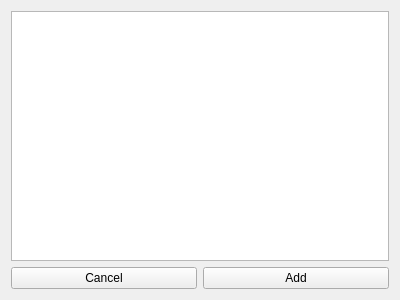
Qt form windows/widgets/add_order_form.ui (Belyashi/LogisticTask) before a commit.
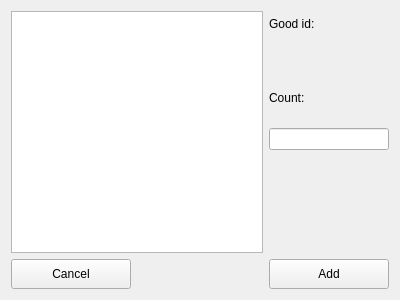
The same form after that commit.

The edit to the form file:
```diff
--- a/windows/widgets/add_order_form.ui
+++ b/windows/widgets/add_order_form.ui
@@ -14,22 +14,128 @@
    <string>Form</string>
   </property>
   <layout class="QGridLayout" name="gridLayout">
-   <item row="1" column="0">
+   <item row="0" column="2">
+    <widget class="QLabel" name="label">
+     <property name="minimumSize">
+      <size>
+       <width>120</width>
+       <height>25</height>
+      </size>
+     </property>
+     <property name="maximumSize">
+      <size>
+       <width>120</width>
+       <height>25</height>
+      </size>
+     </property>
+     <property name="text">
+      <string>Good id:</string>
+     </property>
+    </widget>
+   </item>
+   <item row="8" column="0">
     <widget class="QPushButton" name="cancel">
+     <property name="minimumSize">
+      <size>
+       <width>120</width>
+       <height>30</height>
+      </size>
+     </property>
+     <property name="maximumSize">
+      <size>
+       <width>120</width>
+       <height>30</height>
+      </size>
+     </property>
      <property name="text">
       <string>Cancel</string>
      </property>
     </widget>
    </item>
-   <item row="1" column="1">
+   <item row="1" column="2">
+    <widget class="QLabel" name="good_id">
+     <property name="minimumSize">
+      <size>
+       <width>120</width>
+       <height>25</height>
+      </size>
+     </property>
+     <property name="maximumSize">
+      <size>
+       <width>120</width>
+       <height>25</height>
+      </size>
+     </property>
+     <property name="text">
+      <string/>
+     </property>
+    </widget>
+   </item>
+   <item row="8" column="2" alignment="Qt::AlignRight">
     <widget class="QPushButton" name="add">
+     <property name="minimumSize">
+      <size>
+       <width>120</width>
+       <height>30</height>
+      </size>
+     </property>
+     <property name="maximumSize">
+      <size>
+       <width>120</width>
+       <height>30</height>
+      </size>
+     </property>
      <property name="text">
       <string>Add</string>
      </property>
     </widget>
    </item>
-   <item row="0" column="0" colspan="2">
-    <widget class="QColumnView" name="columnView"/>
+   <item row="2" column="2">
+    <widget class="QLabel" name="label_2">
+     <property name="minimumSize">
+      <size>
+       <width>120</width>
+       <height>0</height>
+      </size>
+     </property>
+     <property name="maximumSize">
+      <size>
+       <width>120</width>
+       <height>16777215</height>
+      </size>
+     </property>
+     <property name="text">
+      <string>Count:</string>
+     </property>
+    </widget>
+   </item>
+   <item row="3" column="2">
+    <widget class="QLineEdit" name="count"/>
+   </item>
+   <item row="0" column="0" rowspan="6" colspan="2">
+    <widget class="QListWidget" name="good_list"/>
+   </item>
+   <item row="4" column="2" rowspan="2">
+    <widget class="QLabel" name="error">
+     <property name="minimumSize">
+      <size>
+       <width>120</width>
+       <height>0</height>
+      </size>
+     </property>
+     <property name="maximumSize">
+      <size>
+       <width>120</width>
+       <height>16777215</height>
+      </size>
+     </property>
+     <property name="text">
+      <string/>
+     </property>
+     <property name="wordWrap">
+      <bool>true</bool>
+     </property>
+    </widget>
    </item>
   </layout>
  </widget>
```
